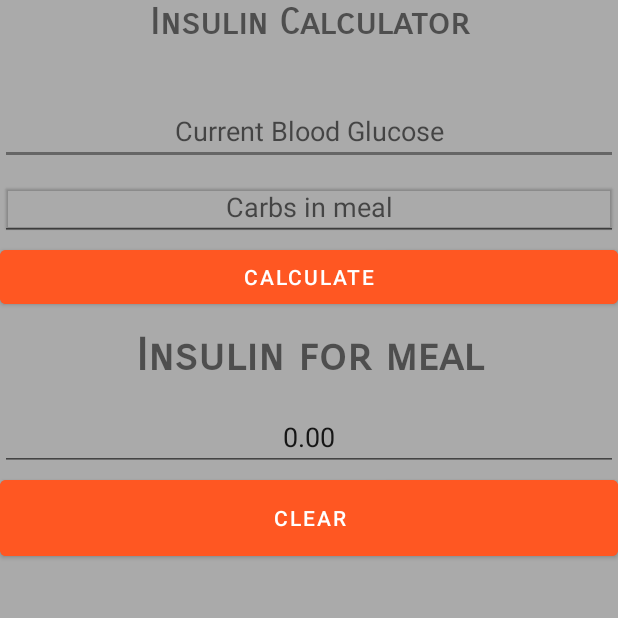
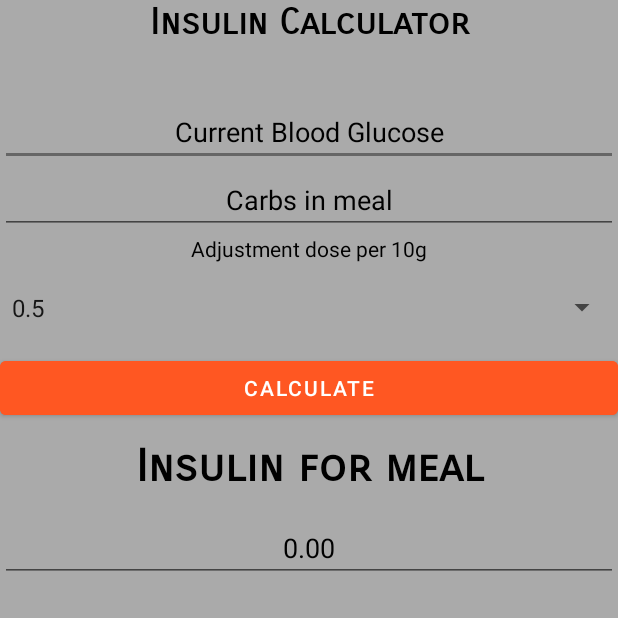
Before and after one commit to DrewRowan/androidcarbcalculator, an Android app: the screen it shows after launch (MainActivity), on a phone screen of 412 x 824 dp, the top half of it. Run offline under Robolectric (Android 15) with nearby library versions, the phone set to English and light mode, and no system bars.

Commit message:
matched layout and added adjustment dose

```diff
--- a/app/src/main/java/com/example/calculator/MainActivity.java
+++ b/app/src/main/java/com/example/calculator/MainActivity.java
@@ -4,8 +4,10 @@ import androidx.appcompat.app.AppCompatActivity;
 import android.os.Bundle;
 import android.util.Log;
 import android.view.View;
+import android.widget.ArrayAdapter;
 import android.widget.Button;
 import android.widget.EditText;
+import android.widget.Spinner;
 import android.widget.TextView;
 import android.widget.Toast;
 
@@ -44,8 +46,17 @@ public class MainActivity extends AppCompatActivity {
         opr1 = (EditText) findViewById(R.id.editOp1);
         opr2 = (EditText) findViewById(R.id.editOp2);
         btncalculate = (Button) findViewById(R.id.btncalculate);
-        btnclr = (Button) findViewById(R.id.btnclr);
         txtresult= (TextView) findViewById(R.id.result);
+
+        // add dropdown contents
+        Spinner spinner = (Spinner) findViewById(R.id.spinner);
+        // Create an ArrayAdapter using the string array and a default spinner layout
+        ArrayAdapter<CharSequence> adapter = ArrayAdapter.createFromResource(this, R.array.adjustmentdose_array, android.R.layout.simple_spinner_item);
+        // Specify the layout to use when the list of choices appears
+        adapter.setDropDownViewResource(android.R.layout.simple_spinner_dropdown_item);
+        // Apply the adapter to the spinner
+        spinner.setAdapter(adapter);
+
         // calculate
         btncalculate.setOnClickListener(new View.OnClickListener() {
             @Override
@@ -54,6 +65,7 @@ public class MainActivity extends AppCompatActivity {
                 {
                     double oper1 = Double.parseDouble(opr1.getText().toString());
                     double oper2 = Double.parseDouble(opr2.getText().toString());
+                    valInsulinPerCarbs = Float.parseFloat(spinner.getSelectedItem().toString());
                     double result = valInsulinPerCarbs *  Math.round(oper2/10);
                     double rangeCorrection = calculateRangeCorrection(oper1);
                     txtresult.setText(Double.toString(result + rangeCorrection ));
@@ -64,16 +76,6 @@ public class MainActivity extends AppCompatActivity {
                 }
             }
         });
-// Reset Fields
-        btnclr.setOnClickListener(new View.OnClickListener() {
-            @Override
-            public void onClick(View v) {
-                opr1.setText("");
-                opr2.setText("");
-                txtresult.setText("0.00");
-                opr1.requestFocus();
-            }
-        });
 
     }
 }
--- a/app/src/main/res/layout/activity_main.xml
+++ b/app/src/main/res/layout/activity_main.xml
@@ -19,6 +19,7 @@
         android:fontFamily="sans-serif-smallcaps"
         android:gravity="center_horizontal"
         android:text="Insulin Calculator"
+        android:textColor="#000000"
         android:textColorLink="@color/black"
         android:textSize="24sp"
         android:textStyle="bold"
@@ -29,24 +30,41 @@
         android:id="@+id/editOp1"
         android:layout_width="match_parent"
         android:layout_height="wrap_content"
-        android:layout_marginBottom="5dp"
+        android:elevation="0dp"
         android:ems="10"
         android:gravity="center_horizontal"
         android:hint="Current Blood Glucose"
         android:inputType="numberDecimal"
-        android:textSize="18sp"
-        android:visibility="visible" />
+        android:textColor="#000000"
+        android:textColorHint="#000000"
+        android:textSize="18sp" />
 
     <EditText
         android:id="@+id/editOp2"
         android:layout_width="match_parent"
         android:layout_height="wrap_content"
-        android:elevation="1dp"
+        android:elevation="0dp"
         android:ems="10"
         android:gravity="center_horizontal"
         android:hint="Carbs in meal"
         android:inputType="number"
+        android:textColor="#000000"
+        android:textColorHint="#000000"
         android:textSize="18sp" />
+
+    <TextView
+        android:layout_width="match_parent"
+        android:layout_height="wrap_content"
+        android:gravity="center_horizontal"
+        android:text="Adjustment dose per 10g"
+        android:textColor="#000000" />
+
+    <Spinner
+        android:id="@+id/spinner"
+        android:layout_width="match_parent"
+        android:layout_height="wrap_content"
+        android:layout_weight="0.07"
+        android:spinnerMode="dropdown" />
 
     <LinearLayout
         android:layout_width="match_parent"
@@ -71,6 +89,7 @@
         android:fontFamily="sans-serif-smallcaps"
         android:gravity="center_horizontal"
         android:text="Insulin for meal"
+        android:textColor="#000000"
         android:textColorLink="@color/black"
         android:textSize="30sp"
         android:textStyle="bold"
@@ -84,14 +103,10 @@
         android:ems="10"
         android:gravity="center_horizontal"
         android:inputType="number"
+        android:singleLine="false"
         android:text="0.00"
+        android:textColor="#000000"
+        android:textColorHint="#000000"
         android:textSize="18sp" />
 
-    <Button
-        android:id="@+id/btnclr"
-        android:layout_width="match_parent"
-        android:layout_height="wrap_content"
-        android:layout_weight="0.03"
-        android:backgroundTint="#FF5722"
-        android:text="Clear" />
 </LinearLayout>
--- a/app/src/main/res/values-night/themes.xml
+++ b/app/src/main/res/values-night/themes.xml
@@ -2,12 +2,12 @@
     <!-- Base application theme. -->
     <style name="Theme.Calculator" parent="Theme.MaterialComponents.DayNight.DarkActionBar">
         <!-- Primary brand color. -->
-        <item name="colorPrimary">@color/purple_200</item>
-        <item name="colorPrimaryVariant">@color/purple_700</item>
-        <item name="colorOnPrimary">@color/black</item>
+        <item name="colorPrimary">@color/black</item>
+        <item name="colorPrimaryVariant">@color/black</item>
+        <item name="colorOnPrimary">@color/white</item>
         <!-- Secondary brand color. -->
-        <item name="colorSecondary">@color/teal_200</item>
-        <item name="colorSecondaryVariant">@color/teal_200</item>
+        <item name="colorSecondary">@color/grey</item>
+        <item name="colorSecondaryVariant">@color/grey</item>
         <item name="colorOnSecondary">@color/black</item>
         <!-- Status bar color. -->
         <item name="android:statusBarColor" tools:targetApi="l">?attr/colorPrimaryVariant</item>
--- a/app/src/main/res/values/strings.xml
+++ b/app/src/main/res/values/strings.xml
@@ -9,4 +9,11 @@
 
     <string name="hello_first_fragment">Hello first fragment</string>
     <string name="hello_second_fragment">Hello second fragment. Arg: %1$s</string>
+
+    <string-array name="adjustmentdose_array">
+        <item>0.5</item>
+        <item>1</item>
+        <item>1.5</item>
+        <item>2</item>
+    </string-array>
 </resources>
```
